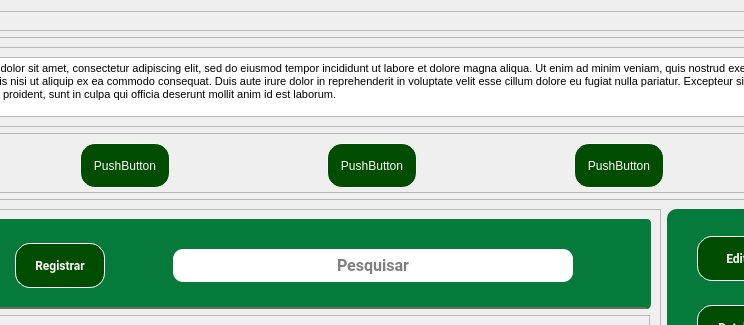
eduardogm22/controle_patrimonio, file PATP/bckp/asset_ctrl/templates/interfaces/bag.ui: the form before one commit; both pictures show x 102 to 846 and y 0 to 325 of the 950 by 736 pixel window.
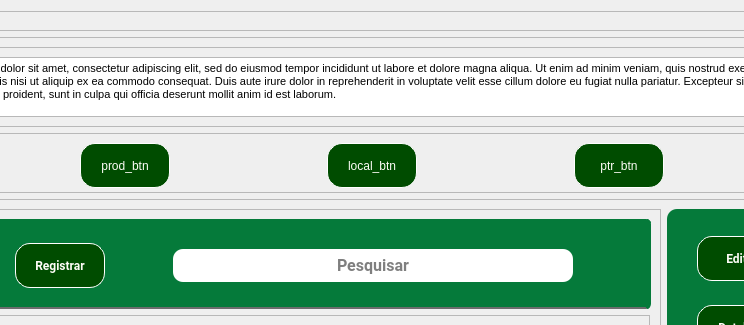
The form after the commit.

```diff
--- a/PATP/bckp/asset_ctrl/templates/interfaces/bag.ui
+++ b/PATP/bckp/asset_ctrl/templates/interfaces/bag.ui
@@ -119,7 +119,7 @@
 }</string>
            </property>
            <property name="text">
-            <string>PushButton</string>
+            <string>prod_btn</string>
            </property>
           </widget>
          </item>
@@ -158,7 +158,7 @@
 }</string>
            </property>
            <property name="text">
-            <string>PushButton</string>
+            <string>local_btn</string>
            </property>
           </widget>
          </item>
@@ -197,7 +197,7 @@
 }</string>
            </property>
            <property name="text">
-            <string>PushButton</string>
+            <string>ptr_btn</string>
            </property>
           </widget>
          </item>
```
Left out of the diff: 2 changed lines with no effect on the pictures.
